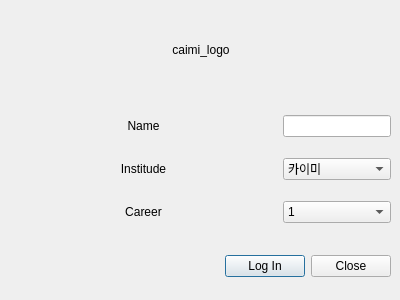
First picture: the form in Annotation_Tool_login.ui, repository Yoon0527/Annotation_Tool_Main, before the edit.
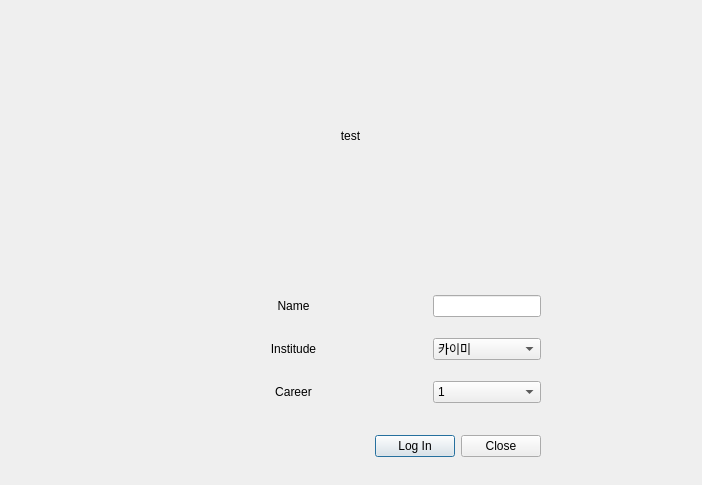
Second picture: the form after the edit.

Diff of the .ui file:
```diff
--- a/Annotation_Tool_login.ui
+++ b/Annotation_Tool_login.ui
@@ -6,8 +6,8 @@
    <rect>
     <x>0</x>
     <y>0</y>
-    <width>400</width>
-    <height>300</height>
+    <width>702</width>
+    <height>485</height>
    </rect>
   </property>
   <property name="windowTitle">
@@ -16,8 +16,8 @@
   <widget class="QWidget" name="layoutWidget">
    <property name="geometry">
     <rect>
-     <x>10</x>
-     <y>250</y>
+     <x>160</x>
+     <y>430</y>
      <width>381</width>
      <height>33</height>
     </rect>
@@ -61,8 +61,8 @@
   <widget class="QWidget" name="gridLayoutWidget">
    <property name="geometry">
     <rect>
-     <x>10</x>
-     <y>100</y>
+     <x>160</x>
+     <y>280</y>
      <width>381</width>
      <height>141</height>
     </rect>
@@ -228,9 +228,9 @@
    <property name="geometry">
     <rect>
      <x>10</x>
-     <y>10</y>
-     <width>381</width>
-     <height>80</height>
+     <y>30</y>
+     <width>681</width>
+     <height>211</height>
     </rect>
    </property>
    <layout class="QHBoxLayout" name="horizontalLayout">
@@ -250,7 +250,7 @@
     <item>
      <widget class="QLabel" name="lbl_logo">
       <property name="text">
-       <string>caimi_logo</string>
+       <string>test</string>
       </property>
       <property name="alignment">
        <set>Qt::AlignmentFlag::AlignCenter</set>
```
